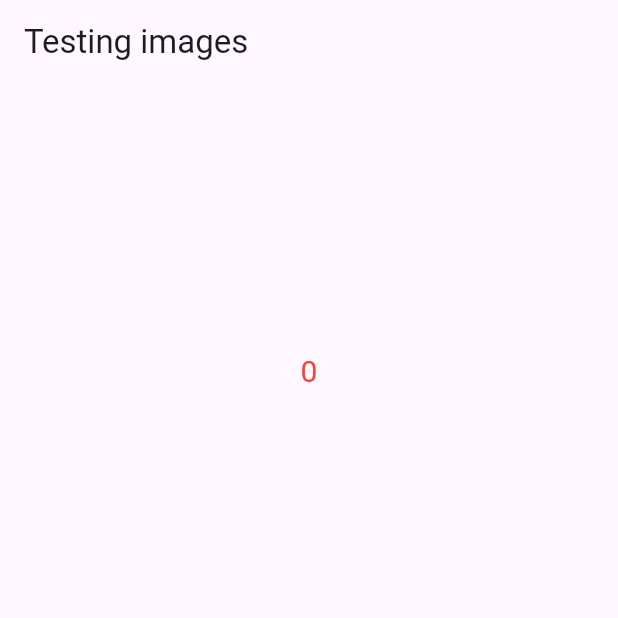
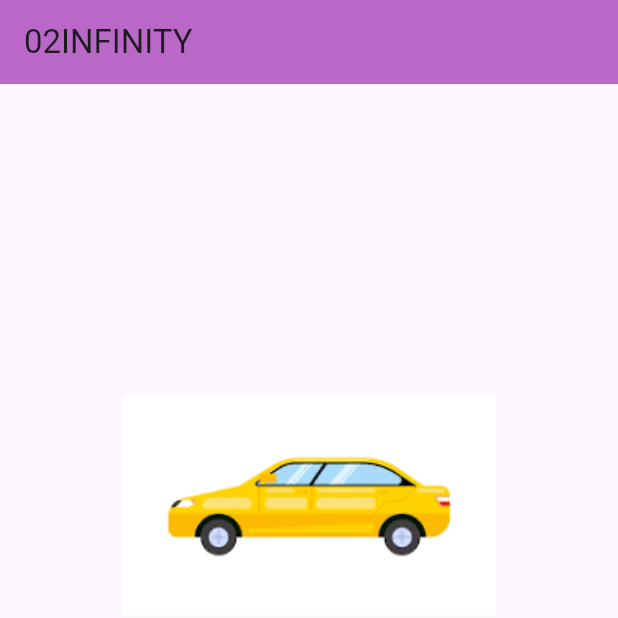
Before and after one commit to hackfest-dev/HF24-02Infinity, a Flutter app: the screen it shows after launch, on a phone screen of 412 x 824 dp, the top half of it. Run offline on Flutter 3.47's test engine with Material 3 defaults, Android fonts, the phone set to English and light mode, and no system bars; our stand-ins replace camera, dio, geocoding, geolocator; missing offline and left inert: geocode, shake_detector.

Commit message:
Updated app code

```diff
--- a/FlutterApp/iotdevice/lib/main.dart
+++ b/FlutterApp/iotdevice/lib/main.dart
@@ -33,13 +33,19 @@ class _IotDeviceState extends State<IotDevice> {
   var flag=0;
   var imagePath = "";
   var num = 0;
+  var averageSpeed = 0.0;
   var position1;
   var date;
+  var speedViolation;
+  var penalty=0.0;
   Placemark? place;
   @override
   void initState() {
     // getlocation();
-    Timer.periodic(Duration(seconds:1), (Timer timer) {
+    // Timer.periodic(const Duration(seconds:20), (Timer timer) {
+    //   request(position?.latitude??"",position?.longitude??"",averageSpeed,num,penalty,speedViolation);
+    // });
+    Timer.periodic(const Duration(seconds:1), (Timer timer) {
       getlocation();
     });
     ShakeDetector.autoStart(
@@ -73,8 +79,15 @@ class _IotDeviceState extends State<IotDevice> {
       setState(() {
         position = position1;
         date= DateTime.now();
+        averageSpeed = (position!.speed+averageSpeed)/2;
+        if(position!.speed>60)
+        {
+            penalty +=0.1;
+            speedViolation +=1;
+        }
         flag = 1;
-        request(position?.latitude??"",position?.longitude??"",position?.speed??"",num);
+        // request(position?.latitude??"",position?.longitude??"",averageSpeed,num,penalty);
+        num=0;
       });
     // _locationData = await location.getLocation();
   }
@@ -109,7 +122,8 @@ class _IotDeviceState extends State<IotDevice> {
   Widget build(BuildContext context) {
     return Scaffold(
         appBar: AppBar(
-          title: const Text("Testing images"),
+          backgroundColor:Colors.purple.shade300,
+          title: const Text("02INFINITY"),
         ),
         body:Column(
           mainAxisAlignment: MainAxisAlignment.spaceEvenly,
@@ -135,14 +149,7 @@ class _IotDeviceState extends State<IotDevice> {
             //       },
             //       child: const Text("click Photo")),
             // ),
-            Text(
-              num.toString(),
-              style: const TextStyle(fontSize: 20, color: Colors.red),
-            ),
-            Text(
-              "${position?.latitude??""} ${position?.longitude??""}",
-              style: const TextStyle(fontSize: 20, color: Colors.red),
-            ),
+            Image.asset("assets/car.png"),
             // Center(
             //   child: TextButton(
             //       onPressed: () async{
@@ -156,8 +163,9 @@ class _IotDeviceState extends State<IotDevice> {
             // ),
             (flag==1)?Center(
               child: Text(
-                "lat:${position?.latitude}\nlong:${position?.longitude}\nspeed:${position?.speed.toStringAsFixed(1)}\ntime:${date}",
-                style: const TextStyle(fontSize: 20, color: Colors.red),
+                textAlign:TextAlign.center,
+                "disturbances:${num}\nlat:${position?.latitude}\nlong:${position?.longitude}\nspeed:${position?.speed.toStringAsFixed(1)}\ntime:${date}",
+                style: const TextStyle(fontSize: 20, color: Colors.black),
               ),
             ):Container(),
           ],
--- a/FlutterApp/iotdevice/pubspec.yaml
+++ b/FlutterApp/iotdevice/pubspec.yaml
@@ -45,6 +45,7 @@ dependencies:
   tflite_flutter: ^0.10.4
   tflite_v2: ^1.0.0
   dio: ^5.4.2+1
+  http: ^1.2.1
 
 dev_dependencies:
   flutter_test:
@@ -71,7 +72,7 @@ flutter:
   # To add assets to your application, add an assets section, like this:
   assets:
     - assets/model.tflite
-  #   - images/a_dot_burr.jpeg
+    - assets/car.png
   #   - images/a_dot_ham.jpeg
 
   # An image asset can refer to one or more resolution-specific "variants", see
```
Also changed, not shown: FlutterApp/iotdevice/lib/dio.dart (+9 -4 lines), FlutterApp/iotdevice/assets/car.png (added), FlutterApp/iotdevice/pubspec.lock.
